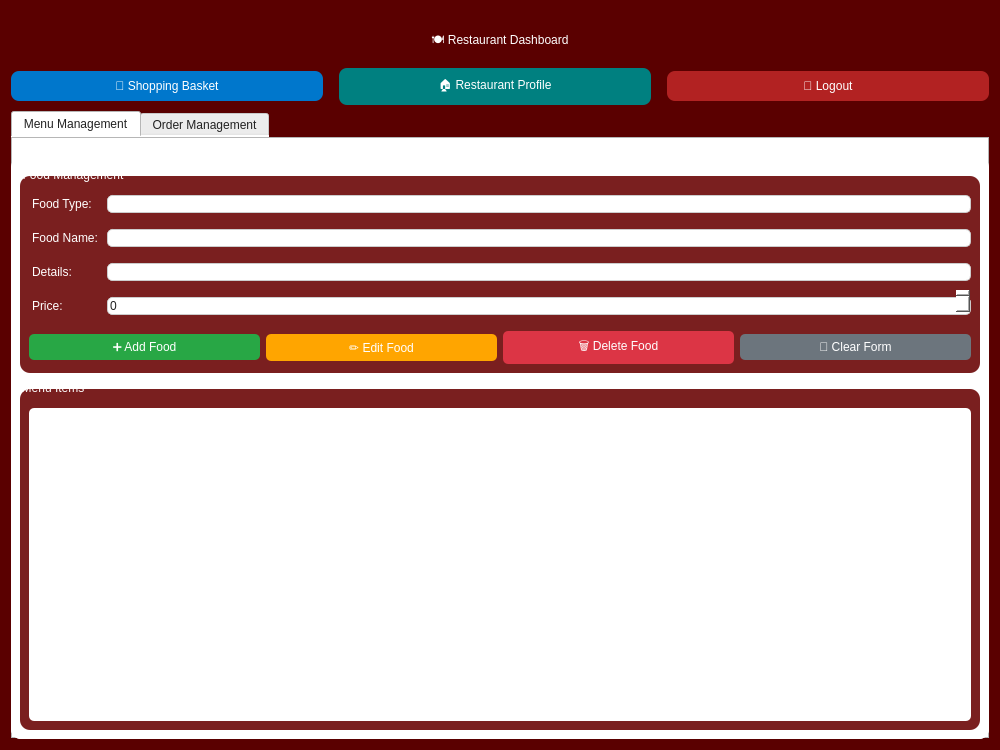
Before: the Qt Designer form menu_restaurant.ui in ASHKAN3230/iut-food, drawn with Qt 5.
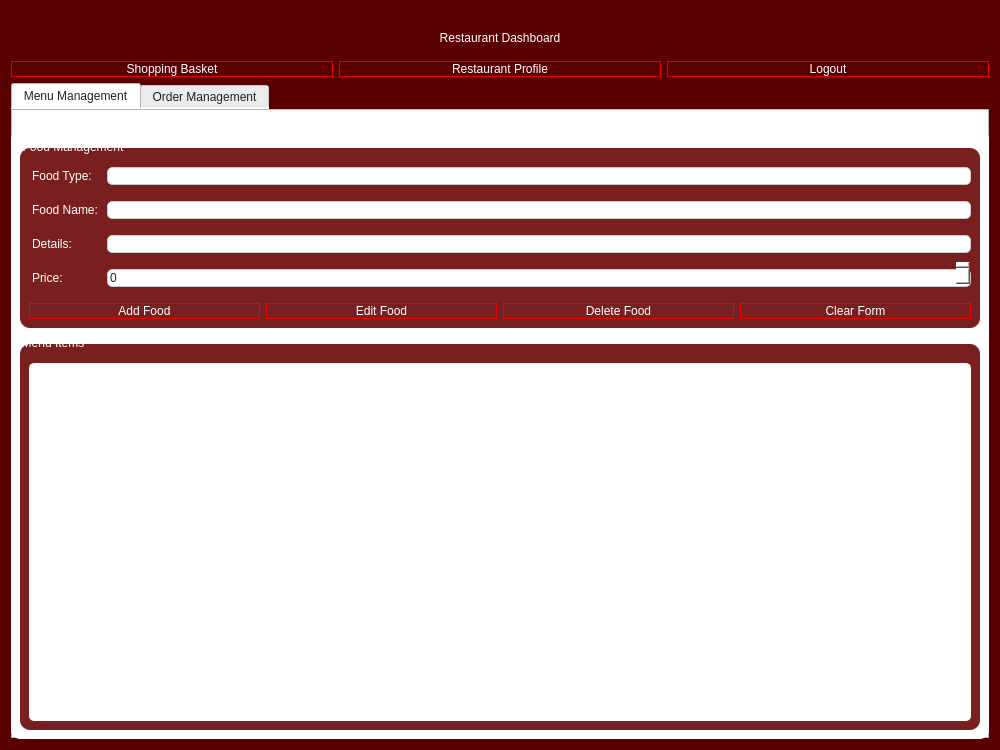
After: the same form once the commit is applied.

```diff
--- a/menu_restaurant.ui
+++ b/menu_restaurant.ui
@@ -20,7 +20,7 @@
    <item>
     <widget class="QLabel" name="titleLabel">
      <property name="text">
-      <string>🍽️ Restaurant Dashboard</string>
+      <string>Restaurant Dashboard</string>
      </property>
      <property name="alignment">
       <set>Qt::AlignCenter</set>
@@ -35,39 +35,60 @@
      <item>
       <widget class="QPushButton" name="shopping_basket_button">
        <property name="text">
-        <string>🛒 Shopping Basket</string>
+        <string>Shopping Basket</string>
        </property>
        <property name="toolTip">
         <string>View shopping basket</string>
        </property>
        <property name="styleSheet">
-        <string notr="true">font: 700 12pt 'Segoe UI'; color: #fff; background-color: #0077cc; border-radius: 8px; padding: 8px 20px; margin-right: 10px;</string>
+        <string notr="true">background-color: rgba(0,0,0,0);
+border: none;
+color: rgb(255, 255, 255);
+font: 700 12pt 'Segoe UI';
+border-bottom: 1px solid rgba(255,0,0,200);
+border-top: 1px solid rgba(255,0,0,200);
+border-left: 1px solid rgba(255,0,0,200);
+border-right: 1px solid rgba(255,0,0,200);</string>
        </property>
       </widget>
      </item>
      <item>
       <widget class="QPushButton" name="profile_button">
        <property name="text">
-        <string>🏠 Restaurant Profile</string>
+        <string>Restaurant Profile</string>
        </property>
        <property name="toolTip">
         <string>View or edit restaurant profile</string>
        </property>
        <property name="styleSheet">
-        <string notr="true">font: 700 12pt 'Segoe UI'; color: #fff; background-color: #008080; border-radius: 8px; padding: 8px 20px; margin-right: 10px;</string>
+        <string notr="true">background-color: rgba(0,0,0,0);
+border: none;
+color: rgb(255, 255, 255);
+font: 700 12pt 'Segoe UI';
+border-bottom: 1px solid rgba(255,0,0,200);
+border-top: 1px solid rgba(255,0,0,200);
+border-left: 1px solid rgba(255,0,0,200);
+border-right: 1px solid rgba(255,0,0,200);</string>
        </property>
       </widget>
      </item>
      <item>
       <widget class="QPushButton" name="logout_button">
        <property name="text">
-        <string>🚪 Logout</string>
+        <string>Logout</string>
        </property>
        <property name="toolTip">
         <string>Logout from dashboard</string>
        </property>
        <property name="styleSheet">
-        <string notr="true">font: 700 12pt 'Segoe UI'; color: #fff; background-color: #b22222; border-radius: 8px; padding: 8px 20px;</string>
+        <string notr="true">background-color: rgba(0,0,0,0);
+border: none;
+color: rgb(255, 255, 255);
+font: 700 12pt 'Segoe UI';
+border-bottom: 1px solid rgba(255,0,0,200);
+border-top: 1px solid rgba(255,0,0,200);
+border-left: 1px solid rgba(255,0,0,200);
+border-right: 1px solid rgba(255,0,0,200);</string>
        </property>
       </widget>
      </item>
@@ -171,52 +192,80 @@
             <item>
              <widget class="QPushButton" name="addFoodButton">
               <property name="text">
-               <string>➕ Add Food</string>
+               <string>Add Food</string>
               </property>
               <property name="toolTip">
                <string>Add a new food item</string>
               </property>
               <property name="styleSheet">
-               <string notr="true">color: #fff; font: 700 11pt 'Segoe UI'; background: #28a745; border-radius: 5px; padding: 6px 18px;</string>
+               <string notr="true">background-color: rgba(0,0,0,0);
+border: none;
+color: rgb(255, 255, 255);
+font: 700 12pt 'Segoe UI';
+border-bottom: 1px solid rgba(255,0,0,200);
+border-top: 1px solid rgba(255,0,0,200);
+border-left: 1px solid rgba(255,0,0,200);
+border-right: 1px solid rgba(255,0,0,200);</string>
               </property>
              </widget>
             </item>
             <item>
              <widget class="QPushButton" name="editFoodButton">
               <property name="text">
-               <string>✏️ Edit Food</string>
+               <string>Edit Food</string>
               </property>
               <property name="toolTip">
                <string>Edit selected food item</string>
               </property>
               <property name="styleSheet">
-               <string notr="true">color: #fff; font: 700 11pt 'Segoe UI'; background: #ffa500; border-radius: 5px; padding: 6px 18px;</string>
+               <string notr="true">background-color: rgba(0,0,0,0);
+border: none;
+color: rgb(255, 255, 255);
+font: 700 12pt 'Segoe UI';
+border-bottom: 1px solid rgba(255,0,0,200);
+border-top: 1px solid rgba(255,0,0,200);
+border-left: 1px solid rgba(255,0,0,200);
+border-right: 1px solid rgba(255,0,0,200);</string>
               </property>
              </widget>
             </item>
             <item>
              <widget class="QPushButton" name="deleteFoodButton">
               <property name="text">
-               <string>🗑️ Delete Food</string>
+               <string>Delete Food</string>
               </property>
               <property name="toolTip">
                <string>Delete selected food item</string>
               </property>
               <property name="styleSheet">
-               <string notr="true">color: #fff; font: 700 11pt 'Segoe UI'; background: #dc3545; border-radius: 5px; padding: 6px 18px;</string>
+               <string notr="true">background-color: rgba(0,0,0,0);
+border: none;
+color: rgb(255, 255, 255);
+font: 700 12pt 'Segoe UI';
+border-bottom: 1px solid rgba(255,0,0,200);
+border-top: 1px solid rgba(255,0,0,200);
+border-left: 1px solid rgba(255,0,0,200);
+border-right: 1px solid rgba(255,0,0,200);</string>
               </property>
              </widget>
             </item>
             <item>
              <widget class="QPushButton" name="clearFormButton">
               <property name="text">
-               <string>🧹 Clear Form</string>
+               <string>Clear Form</string>
               </property>
               <property name="toolTip">
                <string>Clear all input fields</string>
               </property>
               <property name="styleSheet">
-               <string notr="true">color: #fff; font: 700 11pt 'Segoe UI'; background: #6c757d; border-radius: 5px; padding: 6px 18px;</string>
+               <string notr="true">background-color: rgba(0,0,0,0);
+border: none;
+color: rgb(255, 255, 255);
+font: 700 12pt 'Segoe UI';
+border-bottom: 1px solid rgba(255,0,0,200);
+border-top: 1px solid rgba(255,0,0,200);
+border-left: 1px solid rgba(255,0,0,200);
+border-right: 1px solid rgba(255,0,0,200);</string>
               </property>
              </widget>
             </item>
```
Left out of the diff: 22 changed lines with no effect on the pictures.
